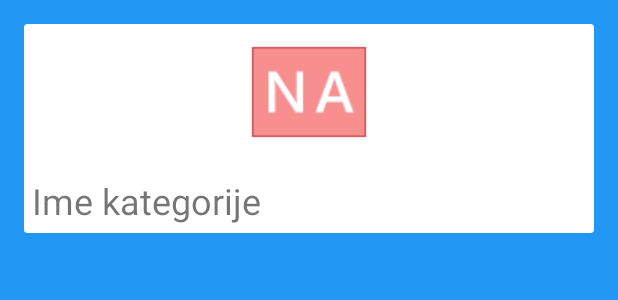
After one commit to dinoilic/project-koff-ma, an Android app: the layout category_card.xml on its own in the app's theme, with its tools: preview values and no code run, on a phone screen of 412 x 824 dp. The commit adds this screen. Shown: the top 300 px of the screen. Run offline under Robolectric (Android 15) with nearby library versions, the phone set to English and light mode, and no system bars.

Commit message:
Added cards
Added category cards, adapters etc.

```diff
--- a/app/build.gradle
+++ b/app/build.gradle
@@ -19,7 +19,7 @@ android {
 }
 
 dependencies {
-    implementation fileTree(dir: 'libs', include: ['*.jar'])
+    implementation fileTree(include: ['*.jar'], dir: 'libs')
     implementation 'com.android.support:appcompat-v7:26.1.0'
     implementation 'com.android.support.constraint:constraint-layout:1.0.2'
     implementation 'com.squareup.retrofit2:retrofit:2.4.0'
@@ -32,4 +32,6 @@ dependencies {
     testImplementation 'junit:junit:4.12'
     androidTestImplementation 'com.android.support.test:runner:1.0.1'
     androidTestImplementation 'com.android.support.test.espresso:espresso-core:3.0.1'
+    compile 'com.android.support:cardview-v7:26.1.0'
+    compile 'com.android.support:recyclerview-v7:26.1.0'
 }
--- /dev/null
+++ b/app/src/main/res/layout/category_card.xml
@@ -0,0 +1,42 @@
+<?xml version="1.0" encoding="utf-8"?>
+<RelativeLayout
+    xmlns:android="http://schemas.android.com/apk/res/android"
+    xmlns:card_view="http://schemas.android.com/apk/res-auto"
+    android:layout_width="match_parent"
+    android:layout_height="match_parent"
+    android:padding="16dp">
+
+    <android.support.v7.widget.CardView
+        android:id="@+id/cv"
+        android:layout_width="match_parent"
+        android:layout_height="wrap_content"
+        card_view:cardElevation="0dp"
+        card_view:contentPadding="5dp">
+
+        <LinearLayout
+            android:layout_width="match_parent"
+            android:layout_height="match_parent"
+            android:orientation="vertical">
+
+            <ImageView
+                android:id="@+id/category_image"
+                android:layout_width="match_parent"
+                android:layout_height="wrap_content"
+                android:layout_alignParentLeft="true"
+                android:layout_alignParentTop="true"
+                android:layout_marginBottom="16dp"
+                card_view:srcCompat="@drawable/na" />
+
+            <TextView
+                android:id="@+id/category_name"
+                android:layout_width="match_parent"
+                android:layout_height="wrap_content"
+                android:layout_alignParentTop="true"
+                android:layout_below="@id/category_image"
+                android:text="Ime kategorije"
+                android:textSize="24sp" />
+        </LinearLayout>
+
+    </android.support.v7.widget.CardView>
+
+</RelativeLayout>
--- a/app/src/main/res/values/colors.xml
+++ b/app/src/main/res/values/colors.xml
@@ -1,6 +1,9 @@
 <?xml version="1.0" encoding="utf-8"?>
 <resources>
-    <color name="colorPrimary">#3F51B5</color>
-    <color name="colorPrimaryDark">#303F9F</color>
-    <color name="colorAccent">#FF4081</color>
+    <color name="windowBackground">#2196F3</color>
+    <color name="colorPrimary">#1E88E5</color>
+    <color name="colorPrimaryDark">#1976D2</color>
+    <color name="colorAccent">#F44336</color>
+    <color name="white">#FFFFFF</color>
+    <color name="categoryTitle">@color/colorPrimary</color>
 </resources>
--- /dev/null
+++ b/app/src/main/res/values/dimen.xml
@@ -0,0 +1,4 @@
+<?xml version="1.0" encoding="utf-8"?>
+<resources>
+
+</resources>
--- a/app/src/main/res/values/strings.xml
+++ b/app/src/main/res/values/strings.xml
@@ -3,7 +3,7 @@
 
     <string name="user_accounts_file">com.dinotom.project_koff_ma.USER_ACCOUNTS_FILE</string>
     <string name="user_token_key">com.dinotom.project_koff_ma.USER_TOKEN</string>
-    <string name="rest_api_url">http://192.168.1.8:8000</string>
+    <string name="rest_api_url">http://192.168.1.5:8000</string>
 
     <string name="main_activity_event">MainActivityEvent</string>
 </resources>
--- a/app/src/main/res/values/styles.xml
+++ b/app/src/main/res/values/styles.xml
@@ -1,8 +1,9 @@
 <resources>
 
     <!-- Base application theme. -->
-    <style name="AppTheme" parent="Theme.AppCompat.Light.DarkActionBar">
+    <style name="AppTheme" parent="Theme.AppCompat.Light.NoActionBar">
         <!-- Customize your theme here. -->
+        <item name="android:windowBackground">@color/windowBackground</item>
         <item name="colorPrimary">@color/colorPrimary</item>
         <item name="colorPrimaryDark">@color/colorPrimaryDark</item>
         <item name="colorAccent">@color/colorAccent</item>
```
Also changed, not shown: app/src/main/java/com/dinotom/project_koff_ma/CategoryAdapter.java (added, +63 -0 lines), app/src/main/java/com/dinotom/project_koff_ma/MainActivity.java (+26 -1 lines), app/src/main/java/com/dinotom/project_koff_ma/pojo/category/Category.java (+22 -5 lines), app/src/main/java/com/dinotom/project_koff_ma/pojo/category/Child.java (+24 -4 lines), app/src/main/java/com/dinotom/project_koff_ma/pojo/category/Result.java (+24 -4 lines), app/src/main/res/layout/activity_main.xml (+8 -11 lines), app/src/main/res/drawable/car.png (added), app/src/main/res/drawable/na.png (added).
